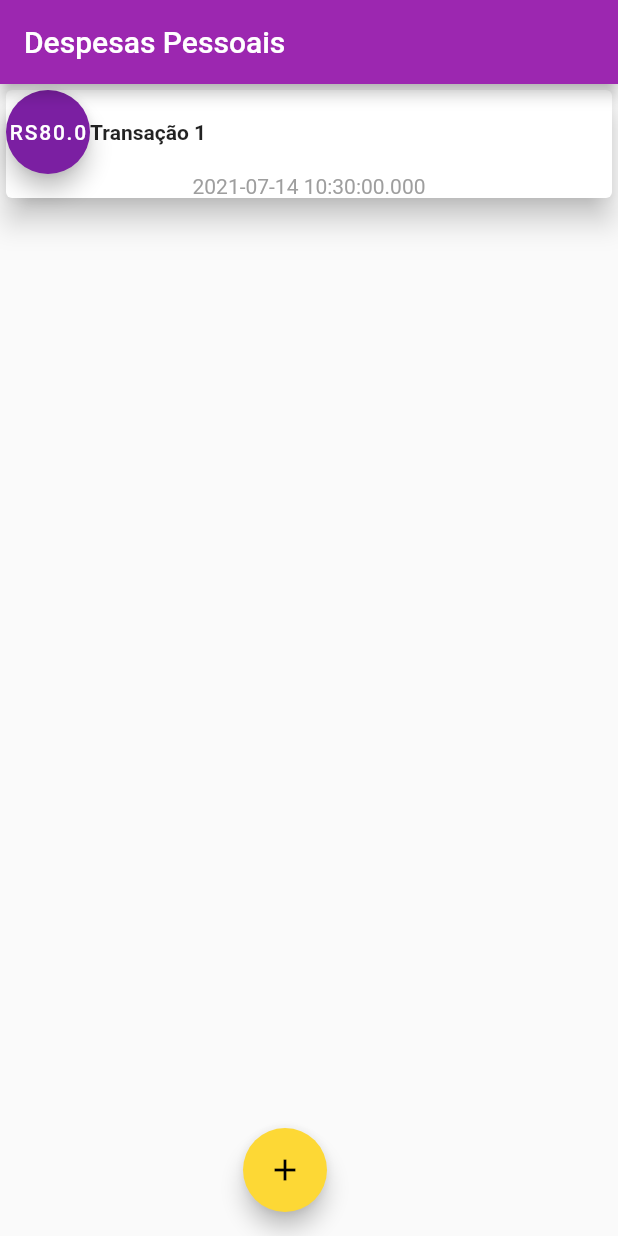
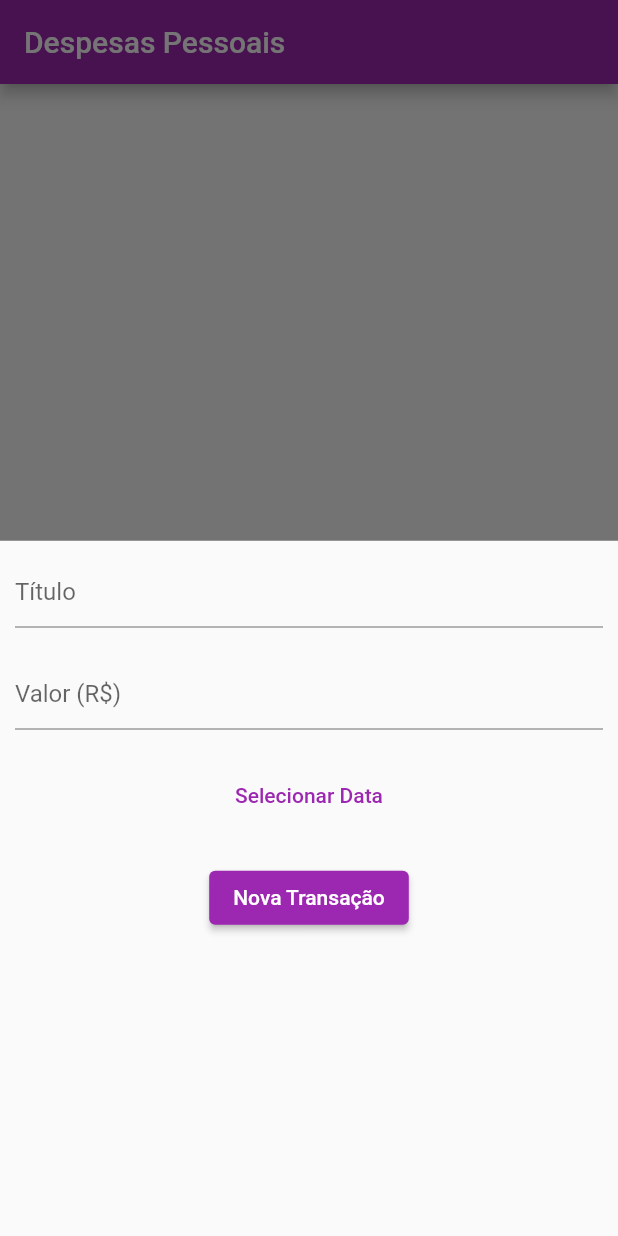
Before and after one commit to helderzack/curso_flutter, a Flutter app: the screen it shows after launch, after a tap on the "add" icon, on a phone screen of 412 x 824 dp. Run offline on Flutter 3.47's test engine with Material 2 defaults, Android fonts, the phone set to English and light mode, and no system bars.

Commit message:
Partial implementation of transaction register modal

```diff
--- a/despesas_pessoais/lib/main.dart
+++ b/despesas_pessoais/lib/main.dart
@@ -1,3 +1,4 @@
+import './open-register-modal.dart';
 import './transaction.dart';
 import 'package:flutter/material.dart';
 
@@ -29,29 +30,24 @@ class _DespesasPessoaisState extends State<DespesasPessoaisApp> {
             backgroundColor: Colors.purple,
             title: Text("Despesas Pessoais"),
           ),
-
-        body: hasTransactions ? ListView.builder(
+          body: hasTransactions
+              ? ListView.builder(
                   itemCount: _transactions.length,
                   itemBuilder: (BuildContext context, int index) {
                     return _transactions[index];
-          }) : Center(child: Text(
+                  })
+              : Center(
+                  child: Text(
                   "Nenhuma Transação Cadastrada!",
                   style: TextStyle(
                     fontWeight: FontWeight.bold,
                     fontSize: 23,
                   ),
-                  )
-          ),
-
+                )),
           floatingActionButton: Container(
             alignment: Alignment.bottomCenter,
-          child: FloatingActionButton(
-            onPressed: _createTransaction,
-            backgroundColor: Colors.yellow[600],
-            child: Icon(Icons.add, color: Colors.black,),
-          ) ,
-        )
-      ),
+            child: OpenRegisterModal(),
+          )),
     );
   }
 }
--- /dev/null
+++ b/despesas_pessoais/lib/open-register-modal.dart
@@ -0,0 +1,69 @@
+import 'package:flutter/material.dart';
+
+class OpenRegisterModal extends StatelessWidget {
+  @override
+  Widget build(BuildContext context) {
+    return Container(
+      alignment: Alignment.bottomCenter,
+      child: FloatingActionButton(
+          backgroundColor: Colors.yellow[600],
+          child: Icon(
+            Icons.add,
+            color: Colors.black,
+          ),
+          onPressed: () {
+            showModalBottomSheet<void>(
+              context: context,
+              builder: (BuildContext context) {
+                return Container(
+                  child: Column(
+                    children: [
+                      Container(
+                        margin: EdgeInsets.all(10),
+                        child: TextField(
+                          decoration: InputDecoration(
+                            hintText: 'Título'
+                          ),
+                        ),
+                      ),
+                      Container(
+                        margin: EdgeInsets.all(10),
+                        child: TextField(
+                          decoration: InputDecoration(
+                            hintText: 'Valor (R\$)'
+                          ),
+                        ),
+                      ),
+                      Container(
+                        margin: EdgeInsets.all(10),
+                        child: TextButton(
+                          style: TextButton.styleFrom(
+                            primary: Colors.purple
+                          ),
+                          onPressed: () => print('Placeholder Selecionar Data'),
+                          child: Text(
+                            'Selecionar Data'
+                          )
+                        )
+                      ),
+                      Container(
+                        margin: EdgeInsets.all(10),
+                        child: ElevatedButton(
+                          style: ElevatedButton.styleFrom(
+                            primary: Colors.purple
+                          ),
+                          onPressed: () => print('Placeholder Nova Transação'),
+                          child: Text(
+                            'Nova Transação'
+                          )
+                        )
+                      ),
+                    ],
+                  )
+                );
+              });
+          }
+      ),
+    );
+  }
+}
--- a/despesas_pessoais/lib/transaction.dart
+++ b/despesas_pessoais/lib/transaction.dart
@@ -6,42 +6,61 @@ class Transaction extends StatelessWidget {
 
   Transaction(
     this.transaction,
-    this.registerDate
+    this.registerDate,
   );
 
   Widget build(BuildContext context) {
     return Container(
       child: Card(
-        elevation: 8,
+        elevation: 4,
         shadowColor: Colors.black,
         child: Column(
+          mainAxisAlignment: MainAxisAlignment.center,
           children: [
             Row(
+              mainAxisAlignment: MainAxisAlignment.spaceEvenly,
               children: [
                 FloatingActionButton(
                   backgroundColor: Colors.purple[700],
                   onPressed: null,
                   child: Text(
-                    "RS80.0",
+                    "R\$80.0",
                     style: TextStyle(
                       color: Colors.white,
                     ),
                   ),
                 ),
-                Text(
-                  transaction,
-                  style: TextStyle(
-                    fontWeight: FontWeight.bold
+                Container(
+                  margin: EdgeInsets.all(10),
+                  child: Column(
+                    crossAxisAlignment: CrossAxisAlignment.start,
+                    children: [
+                      Container(
+                        margin: EdgeInsets.only(bottom: 5),
+                        child: Text(
+                          transaction,
+                          style: TextStyle(fontWeight: FontWeight.bold),
+                        ),
+                      ),
+                      Text(
+                        registerDate.toString(),
+                        style: TextStyle(color: Colors.grey),
+                      ),
+                    ],
                   ),
                 ),
+                Container(
+                  alignment: Alignment.centerRight,
+
+                  child: IconButton(
+                    onPressed: () => print(this.key.hashCode),
+                    icon: Icon(
+                      Icons.delete,
+                      color: Colors.red,
+                    )
+                  ),
+                )
               ],
-            ),
-
-            Text(
-              registerDate.toString(),
-              style: TextStyle(
-                color: Colors.grey
-              ),
             ),
           ],
         ),
```
Also changed, not shown: 2 other files. Lines whose indentation alone changed are shown as unchanged.
